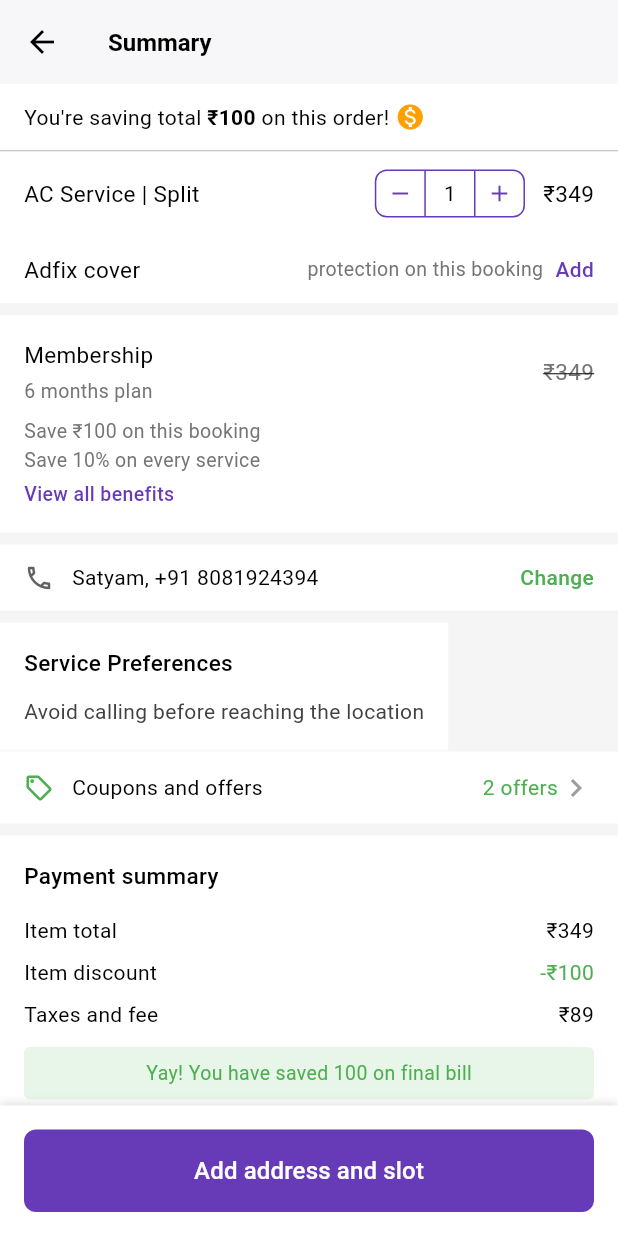
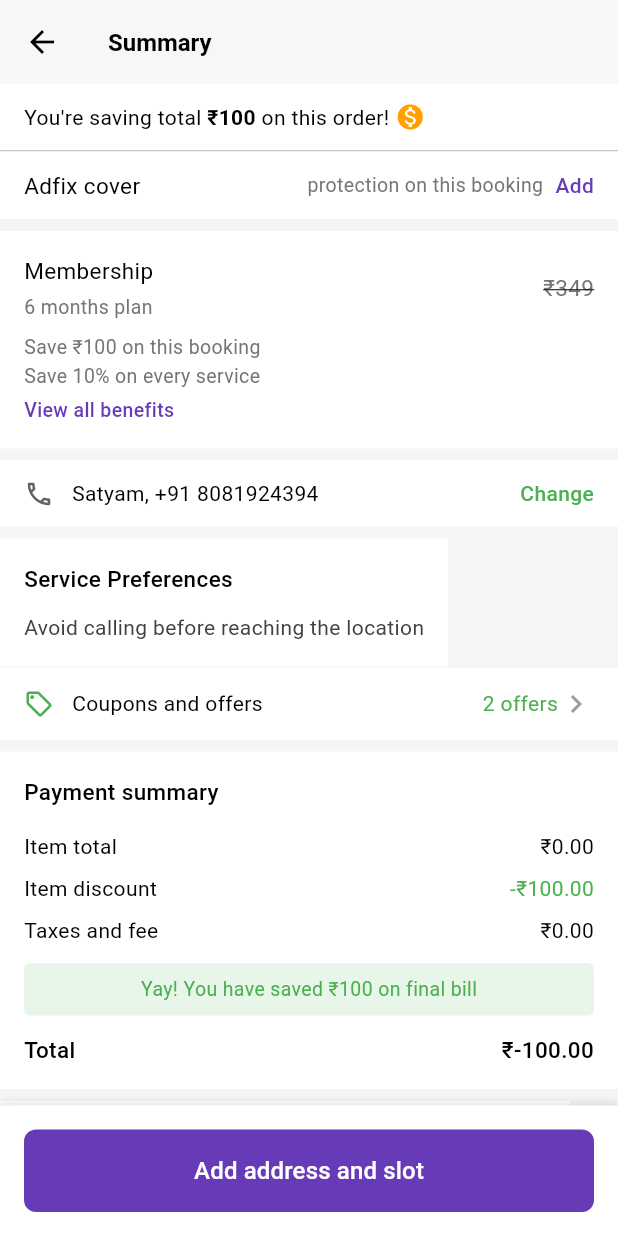
Before and after one commit to Amanshishodia/adfix, a Flutter app: the ServiceSummaryPage screen opened directly, on a phone screen of 412 x 824 dp. Run offline on Flutter 3.47's test engine with Material 3 defaults, Android fonts, the phone set to English and light mode, and no system bars; our stand-ins replace get; network calls fail.

Commit message:
Done till Summary Page

```diff
--- a/lib/main.dart
+++ b/lib/main.dart
@@ -2,6 +2,7 @@ import 'package:adfix/presentation/auth/ui/sign_in/sign_in.dart';
 import 'package:flutter/material.dart';
 import 'package:flutter/services.dart';
 import 'package:get/get.dart';
+import 'appBinding.dart';
 
 void main() {
   WidgetsFlutterBinding
@@ -18,6 +19,7 @@ class MyApp extends StatelessWidget {
   @override
   Widget build(BuildContext context) {
     return GetMaterialApp(
+        initialBinding: AppBinding(),
         debugShowCheckedModeBanner: false,
         title: 'Flutter Demo',
         theme: ThemeData(
--- a/lib/presentation/summary/ui/SummaryPage.dart
+++ b/lib/presentation/summary/ui/SummaryPage.dart
@@ -1,7 +1,90 @@
 import 'package:flutter/material.dart';
+import 'package:get/get.dart';
+
+import '../../HomePage/controller/CartController.dart';
 
 class ServiceSummaryPage extends StatelessWidget {
-  const ServiceSummaryPage({Key? key}) : super(key: key);
+  ServiceSummaryPage({Key? key}) : super(key: key);
+
+  final CartController cartController = Get.find<CartController>();
+
+  Widget _buildCartItem(CartItem item) {
+    return Container(
+      color: Colors.white,
+      padding: EdgeInsets.symmetric(horizontal: 16, vertical: 12),
+      child: Row(
+        mainAxisAlignment: MainAxisAlignment.spaceBetween,
+        children: [
+          Expanded(
+            child: Row(
+              children: [
+                ClipRRect(
+                  borderRadius: BorderRadius.circular(4),
+                  child: Image.network(
+                    item.imageUrl,
+                    width: 48,
+                    height: 48,
+                    fit: BoxFit.cover,
+                    errorBuilder: (context, error, stackTrace) => Container(
+                      width: 48,
+                      height: 48,
+                      color: Colors.grey[200],
+                      child: Icon(Icons.error_outline, color: Colors.grey),
+                    ),
+                  ),
+                ),
+                SizedBox(width: 12),
+                Expanded(
+                  child: Text(
+                    item.name,
+                    style: TextStyle(fontSize: 15),
+                  ),
+                ),
+              ],
+            ),
+          ),
+          Row(
+            children: [
+              Container(
+                height: 32,
+                decoration: BoxDecoration(
+                  border: Border.all(color: Colors.deepPurple),
+                  borderRadius: BorderRadius.circular(8),
+                ),
+                child: Row(
+                  children: [
+                    IconButton(
+                      padding: EdgeInsets.zero,
+                      icon: Icon(Icons.remove,
+                          size: 18, color: Colors.deepPurple),
+                      onPressed: () =>
+                          cartController.decrementQuantity(item.id),
+                    ),
+                    Obx(() => Padding(
+                          padding: EdgeInsets.symmetric(horizontal: 12),
+                          child: Text('${item.quantity.value}',
+                              style: TextStyle(fontSize: 14)),
+                        )),
+                    IconButton(
+                      padding: EdgeInsets.zero,
+                      icon: Icon(Icons.add, size: 18, color: Colors.deepPurple),
+                      onPressed: () =>
+                          cartController.incrementQuantity(item.id),
+                    ),
+                  ],
+                ),
+              ),
+              SizedBox(width: 12),
+              Obx(() => Text(
+                    '₹${(item.price * item.quantity.value).toStringAsFixed(2)}',
+                    style: TextStyle(fontSize: 15),
+                  )),
+            ],
+          ),
+        ],
+      ),
+    );
+  }
 
   @override
   Widget build(BuildContext context) {
@@ -14,7 +97,7 @@ class ServiceSummaryPage extends StatelessWidget {
         backgroundColor: Colors.white,
         elevation: 1,
       ),
-      body: SingleChildScrollView(
+      body: Obx(() => SingleChildScrollView(
             child: Column(
               crossAxisAlignment: CrossAxisAlignment.start,
               children: [
@@ -24,18 +107,12 @@ class ServiceSummaryPage extends StatelessWidget {
                   padding: EdgeInsets.symmetric(horizontal: 16, vertical: 12),
                   child: Row(
                     children: [
-                  Text(
-                    "You're saving total ",
-                    style: TextStyle(fontSize: 14),
-                  ),
-                  Text(
-                    "₹100 ",
-                    style: TextStyle(fontSize: 14, fontWeight: FontWeight.bold),
-                  ),
-                  Text(
-                    "on this order!",
-                    style: TextStyle(fontSize: 14),
-                  ),
+                      Text("You're saving total ",
+                          style: TextStyle(fontSize: 14)),
+                      Text("₹100 ",
+                          style: TextStyle(
+                              fontSize: 14, fontWeight: FontWeight.bold)),
+                      Text("on this order!", style: TextStyle(fontSize: 14)),
                       SizedBox(width: 4),
                       Icon(Icons.monetization_on,
                           color: Colors.amber[700], size: 20),
@@ -45,73 +122,8 @@ class ServiceSummaryPage extends StatelessWidget {
 
                 Divider(height: 1, thickness: 1),
 
-            // AC Service Section
-            Container(
-              color: Colors.white,
-              padding: EdgeInsets.symmetric(horizontal: 16, vertical: 12),
-              child: Row(
-                mainAxisAlignment: MainAxisAlignment.spaceBetween,
-                children: [
-                  Text(
-                    'AC Service | Split',
-                    style: TextStyle(fontSize: 15),
-                  ),
-                  Row(
-                    children: [
-                      Container(
-                        height: 32,
-                        decoration: BoxDecoration(
-                          border: Border.all(color: Colors.deepPurple),
-                          borderRadius: BorderRadius.circular(8),
-                        ),
-                        child: Row(
-                          children: [
-                            SizedBox(
-                              width: 32,
-                              child: IconButton(
-                                padding: EdgeInsets.zero,
-                                icon: Icon(Icons.remove,
-                                    size: 18, color: Colors.deepPurple),
-                                onPressed: () {},
-                              ),
-                            ),
-                            Container(
-                              width: 1,
-                              height: 32,
-                              color: Colors.deepPurple,
-                            ),
-                            Padding(
-                              padding: EdgeInsets.symmetric(horizontal: 12),
-                              child: Text('1', style: TextStyle(fontSize: 14)),
-                            ),
-                            Container(
-                              width: 1,
-                              height: 32,
-                              color: Colors.deepPurple,
-                            ),
-                            SizedBox(
-                              width: 32,
-                              child: IconButton(
-                                padding: EdgeInsets.zero,
-                                icon: Icon(Icons.add,
-                                    size: 18, color: Colors.deepPurple),
-                                onPressed: () {},
-                              ),
-                            ),
-                          ],
-                        ),
-                      ),
-                      SizedBox(width: 12),
-                      Text(
-                        '₹349',
-                        style: TextStyle(fontSize: 15),
-                      ),
-                    ],
-                  ),
-                ],
-              ),
-            ),
-
+                // Cart Items
+                ...cartController.cartItems.map(_buildCartItem).toList(),
                 // Adfix cover
                 Container(
                   color: Colors.white,
@@ -127,7 +139,8 @@ class ServiceSummaryPage extends StatelessWidget {
                         children: [
                           Text(
                             'protection on this booking',
-                        style: TextStyle(fontSize: 13, color: Colors.grey[600]),
+                            style: TextStyle(
+                                fontSize: 13, color: Colors.grey[600]),
                           ),
                           SizedBox(width: 8),
                           Text(
@@ -206,11 +219,13 @@ class ServiceSummaryPage extends StatelessWidget {
 
                 // Contact Info
                 Container(
+                  width: MediaQuery.of(context).size.width,
                   color: Colors.white,
                   padding: EdgeInsets.symmetric(horizontal: 16, vertical: 12),
                   child: Row(
                     children: [
-                  Icon(Icons.phone_outlined, size: 20, color: Colors.grey[700]),
+                      Icon(Icons.phone_outlined,
+                          size: 20, color: Colors.grey[700]),
                       SizedBox(width: 12),
                       Text(
                         'Satyam, +91 8081924394',
@@ -240,7 +255,8 @@ class ServiceSummaryPage extends StatelessWidget {
                     children: [
                       Text(
                         'Service Preferences',
-                    style: TextStyle(fontSize: 15, fontWeight: FontWeight.w500),
+                        style: TextStyle(
+                            fontSize: 15, fontWeight: FontWeight.w500),
                       ),
                       SizedBox(height: 12),
                       Text(
@@ -250,8 +266,6 @@ class ServiceSummaryPage extends StatelessWidget {
                     ],
                   ),
                 ),
-
-            // Coupons and offers
                 Container(
                   color: Colors.white,
                   padding: EdgeInsets.symmetric(horizontal: 16, vertical: 12),
@@ -285,40 +299,53 @@ class ServiceSummaryPage extends StatelessWidget {
 
                 SizedBox(height: 8),
 
+                // Other sections like Adfix Cover, Membership, Contact Info, Service Preferences, etc.
+                // Define other sections similarly as separate widgets or here inline for brevity
+
                 // Payment Summary
                 Container(
                   color: Colors.white,
                   padding: EdgeInsets.all(16),
-              child: Column(
+                  child: Obx(() {
+                    final double itemTotal = cartController.total.value;
+                    final double taxes = itemTotal * 0.18; // Assuming 18% tax
+                    final double discount = 100.0; // Fixed discount amount
+                    final double finalTotal = itemTotal + taxes - discount;
+
+                    return Column(
                       crossAxisAlignment: CrossAxisAlignment.start,
                       children: [
-                  Text(
-                    'Payment summary',
-                    style: TextStyle(fontSize: 15, fontWeight: FontWeight.w500),
-                  ),
+                        Text('Payment summary',
+                            style: TextStyle(
+                                fontSize: 15, fontWeight: FontWeight.w500)),
                         SizedBox(height: 16),
                         Row(
                           mainAxisAlignment: MainAxisAlignment.spaceBetween,
                           children: [
                             Text('Item total', style: TextStyle(fontSize: 14)),
-                      Text('₹349', style: TextStyle(fontSize: 14)),
+                            Text('₹${itemTotal.toStringAsFixed(2)}',
+                                style: TextStyle(fontSize: 14)),
                           ],
                         ),
                         SizedBox(height: 8),
                         Row(
                           mainAxisAlignment: MainAxisAlignment.spaceBetween,
                           children: [
-                      Text('Item discount', style: TextStyle(fontSize: 14)),
-                      Text('-₹100',
-                          style: TextStyle(fontSize: 14, color: Colors.green)),
+                            Text('Item discount',
+                                style: TextStyle(fontSize: 14)),
+                            Text('-₹${discount.toStringAsFixed(2)}',
+                                style: TextStyle(
+                                    fontSize: 14, color: Colors.green)),
                           ],
                         ),
                         SizedBox(height: 8),
                         Row(
                           mainAxisAlignment: MainAxisAlignment.spaceBetween,
                           children: [
-                      Text('Taxes and fee', style: TextStyle(fontSize: 14)),
-                      Text('₹89', style: TextStyle(fontSize: 14)),
+                            Text('Taxes and fee',
+                                style: TextStyle(fontSize: 14)),
+                            Text('₹${taxes.toStringAsFixed(2)}',
+                                style: TextStyle(fontSize: 14)),
                           ],
                         ),
                         SizedBox(height: 12),
@@ -331,8 +358,9 @@ class ServiceSummaryPage extends StatelessWidget {
                           ),
                           child: Center(
                             child: Text(
-                        'Yay! You have saved 100 on final bill',
-                        style: TextStyle(color: Colors.green, fontSize: 13),
+                              'Yay! You have saved ₹${discount.toStringAsFixed(0)} on final bill',
+                              style:
+                                  TextStyle(color: Colors.green, fontSize: 13),
                             ),
                           ),
                         ),
@@ -340,23 +368,18 @@ class ServiceSummaryPage extends StatelessWidget {
                         Row(
                           mainAxisAlignment: MainAxisAlignment.spaceBetween,
                           children: [
-                      Text(
-                        'Total',
+                            Text('Total',
                                 style: TextStyle(
-                            fontSize: 15, fontWeight: FontWeight.w500),
-                      ),
-                      Text(
-                        '₹338',
+                                    fontSize: 15, fontWeight: FontWeight.w500)),
+                            Text('₹${finalTotal.toStringAsFixed(2)}',
                                 style: TextStyle(
-                            fontSize: 15, fontWeight: FontWeight.w500),
-                      ),
+                                    fontSize: 15, fontWeight: FontWeight.w500)),
                           ],
                         ),
                       ],
+                    );
+                  }),
                 ),
-            ),
-
-            // Cancellation Policy
                 Container(
                   color: Colors.white,
                   padding: EdgeInsets.symmetric(horizontal: 16, vertical: 12),
@@ -366,7 +389,8 @@ class ServiceSummaryPage extends StatelessWidget {
                     children: [
                       Text(
                         'Cancellation & reschedule policy',
-                    style: TextStyle(fontSize: 15, fontWeight: FontWeight.w500),
+                        style: TextStyle(
+                            fontSize: 15, fontWeight: FontWeight.w500),
                       ),
                       SizedBox(height: 8),
                       Text(
@@ -390,8 +414,6 @@ class ServiceSummaryPage extends StatelessWidget {
                   ),
                 ),
 
-            SizedBox(height: 8),
-
 // Tip Section
                 Container(
                   color: Colors.white,
@@ -401,15 +423,17 @@ class ServiceSummaryPage extends StatelessWidget {
                     children: [
                       Text(
                         'Add a tip to thank the Professional',
-                    style: TextStyle(fontSize: 15, fontWeight: FontWeight.w500),
+                        style: TextStyle(
+                            fontSize: 15, fontWeight: FontWeight.w500),
                       ),
                       SizedBox(height: 16),
                       Row(
                         mainAxisAlignment: MainAxisAlignment.start,
                         children: [
+                          // Tip button for ₹50
                           Container(
-                        padding:
-                            EdgeInsets.symmetric(horizontal: 24, vertical: 8),
+                            padding: EdgeInsets.symmetric(
+                                horizontal: 24, vertical: 8),
                             decoration: BoxDecoration(
                               border: Border.all(color: Colors.deepPurple),
                               borderRadius: BorderRadius.circular(20),
@@ -420,9 +444,11 @@ class ServiceSummaryPage extends StatelessWidget {
                             ),
                           ),
                           SizedBox(width: 12),
+                          // Tip button for ₹100
+
                           Container(
-                        padding:
-                            EdgeInsets.symmetric(horizontal: 24, vertical: 8),
+                            padding: EdgeInsets.symmetric(
+                                horizontal: 24, vertical: 8),
                             decoration: BoxDecoration(
                               border: Border.all(color: Colors.green),
                               borderRadius: BorderRadius.circular(20),
@@ -434,9 +460,11 @@ class ServiceSummaryPage extends StatelessWidget {
                             ),
                           ),
                           SizedBox(width: 12),
+
+                          // Custom tip button
                           Container(
-                        padding:
-                            EdgeInsets.symmetric(horizontal: 24, vertical: 8),
+                            padding: EdgeInsets.symmetric(
+                                horizontal: 24, vertical: 8),
                             decoration: BoxDecoration(
                               border: Border.all(color: Colors.deepPurple),
                               borderRadius: BorderRadius.circular(20),
@@ -457,10 +485,10 @@ class ServiceSummaryPage extends StatelessWidget {
                   ),
                 ),
 
-            SizedBox(height: 16),
+                // Additional sections like cancellation policy, tip, etc., if needed.
               ],
             ),
-      ),
+          )),
       bottomNavigationBar: Container(
         padding: EdgeInsets.all(16),
         decoration: BoxDecoration(
@@ -475,7 +503,7 @@ class ServiceSummaryPage extends StatelessWidget {
         ),
         child: SafeArea(
           child: TextButton(
-            onPressed: () {},
+            onPressed: () {}, // Define action here
             style: TextButton.styleFrom(
               backgroundColor: Colors.deepPurple,
               padding: EdgeInsets.symmetric(vertical: 16),
@@ -488,8 +516,7 @@ class ServiceSummaryPage extends StatelessWidget {
               style: TextStyle(
                   color: Colors.white,
                   fontSize: 16,
-                fontWeight: FontWeight.w500,
-              ),
+                  fontWeight: FontWeight.w500),
             ),
           ),
         ),
```
Also changed, not shown: lib/appBinding.dart (added, +10 -0 lines), lib/presentation/DetailPage/ui/DetailPage.dart (+7 -0 lines), lib/presentation/HomePage/controller/CartController.dart (+38 -18 lines), lib/widgets/PersistantCartWidget.dart (added, +134 -0 lines). Lines whose indentation alone changed are shown as unchanged.
